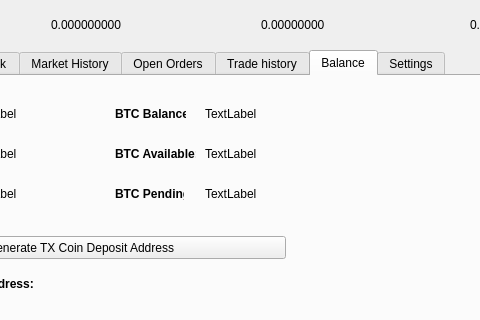
Qt form src/qt/forms/tradingdialog.ui (transferdev/Transfercoin) before a commit; both pictures show x 167 to 647 and y 0 to 320 of the 849 by 480 pixel window.
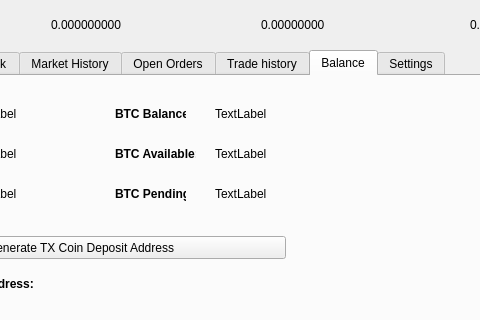
The same form after that commit.

What changed in the file:
```diff
--- a/src/qt/forms/tradingdialog.ui
+++ b/src/qt/forms/tradingdialog.ui
@@ -2495,7 +2495,7 @@
     <widget class="QLabel" name="BitcoinBalanceLabel">
      <property name="geometry">
       <rect>
-       <x>360</x>
+       <x>370</x>
        <y>30</y>
        <width>150</width>
        <height>16</height>
@@ -2654,7 +2654,7 @@
     <widget class="QLabel" name="BitcoinAvailableLabel">
      <property name="geometry">
       <rect>
-       <x>360</x>
+       <x>370</x>
        <y>70</y>
        <width>150</width>
        <height>16</height>
@@ -2672,7 +2672,7 @@
       <rect>
        <x>270</x>
        <y>110</y>
-       <width>69</width>
+       <width>71</width>
        <height>16</height>
       </rect>
      </property>
@@ -2689,7 +2689,7 @@
     <widget class="QLabel" name="BitcoinPendingLabel">
      <property name="geometry">
       <rect>
-       <x>360</x>
+       <x>370</x>
        <y>110</y>
        <width>150</width>
        <height>16</height>
```
